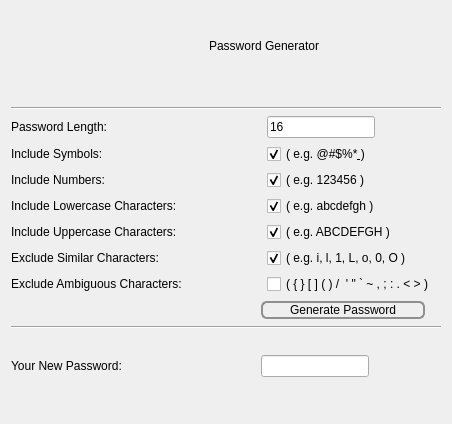
Qt form generatepassword.ui (Bloc10FinTech/blockpad) before a commit.
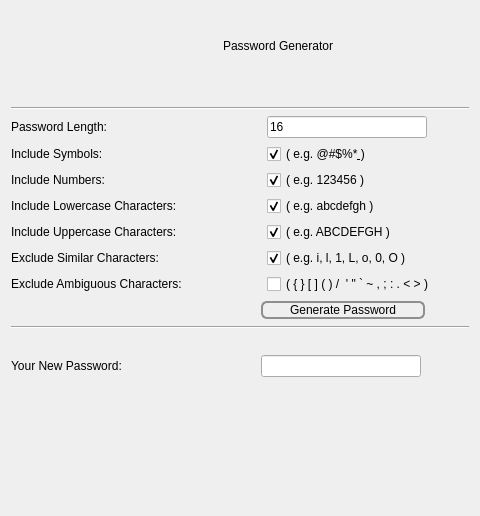
The same form after that commit.

```diff
--- a/generatepassword.ui
+++ b/generatepassword.ui
@@ -6,8 +6,8 @@
    <rect>
     <x>0</x>
     <y>0</y>
-    <width>452</width>
-    <height>424</height>
+    <width>480</width>
+    <height>516</height>
    </rect>
   </property>
   <property name="windowTitle">
@@ -105,6 +105,12 @@
      </item>
      <item>
       <widget class="QLineEdit" name="lineEditPasswLength">
+       <property name="minimumSize">
+        <size>
+         <width>160</width>
+         <height>0</height>
+        </size>
+       </property>
        <property name="text">
         <string>16</string>
        </property>
@@ -550,7 +556,14 @@
       </widget>
      </item>
      <item>
-      <widget class="QLineEdit" name="lineEditNewPassword"/>
+      <widget class="QLineEdit" name="lineEditNewPassword">
+       <property name="minimumSize">
+        <size>
+         <width>160</width>
+         <height>0</height>
+        </size>
+       </property>
+      </widget>
      </item>
      <item>
       <spacer name="horizontalSpacer_10">
```
